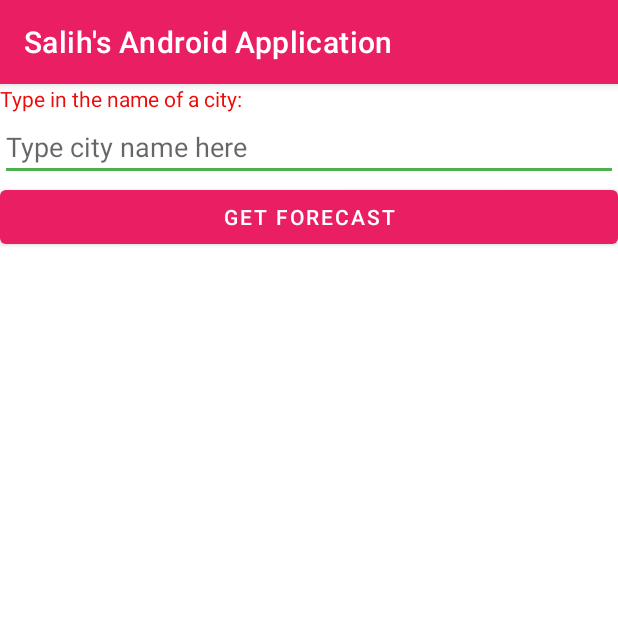
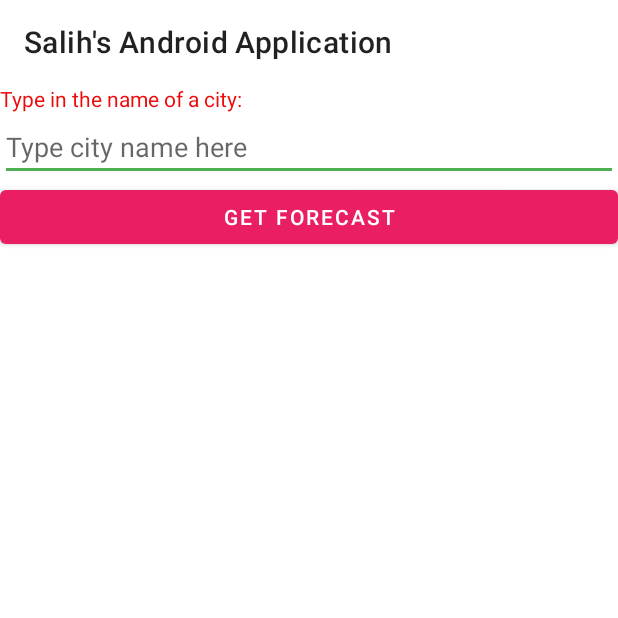
Before and after one commit to SalihEns/MyAndroidProjects, an Android app: the screen it shows after launch (MainActivity), on a phone screen of 412 x 824 dp, the top half of it. Run offline under Robolectric (Android 15) with nearby library versions, the phone set to English and light mode, and no system bars.

Commit message:
commit: saving my work

```diff
--- a/app/src/main/java/algonquin/cst2335/ensa0001/MainActivity.java
+++ b/app/src/main/java/algonquin/cst2335/ensa0001/MainActivity.java
@@ -2,6 +2,7 @@ package algonquin.cst2335.ensa0001;
 
 import androidx.annotation.RequiresApi;
 import androidx.appcompat.app.AppCompatActivity;
+import androidx.appcompat.widget.Toolbar;
 
 import android.annotation.SuppressLint;
 import android.app.Activity;
@@ -13,6 +14,8 @@ import android.graphics.BitmapFactory;
 import android.os.Build;
 import android.os.Bundle;
 import android.util.Log;
+import android.view.Menu;
+import android.view.MenuInflater;
 import android.view.View;
 import android.widget.Button;
 import android.widget.EditText;
@@ -62,9 +65,21 @@ public class MainActivity extends AppCompatActivity {
 
 
     @Override
+    public boolean onCreateOptionsMenu(Menu menu) {
+        MenuInflater inflater = getMenuInflater();
+        inflater.inflate(R.menu.main_activity_actions, menu);
+
+
+        return true;
+    }
+
+    @Override
     protected void onCreate(Bundle savedInstanceState) {
         super.onCreate(savedInstanceState);
         setContentView(R.layout.activity_main);
+
+        Toolbar myToolbar = findViewById(R.id.toolbar);
+        setSupportActionBar(myToolbar);
 
         forecastBtn = findViewById(R.id.forecastButton);
         cityText = findViewById(R.id.cityTextField);
--- a/app/src/main/res/layout/activity_main.xml
+++ b/app/src/main/res/layout/activity_main.xml
@@ -1,74 +1,117 @@
 <?xml version="1.0" encoding="utf-8"?>
-<LinearLayout xmlns:android="http://schemas.android.com/apk/res/android"
+<androidx.constraintlayout.widget.ConstraintLayout xmlns:android="http://schemas.android.com/apk/res/android"
     xmlns:app="http://schemas.android.com/apk/res-auto"
     xmlns:tools="http://schemas.android.com/tools"
+    android:id="@+id/linearLayout"
     android:layout_width="match_parent"
     android:layout_height="match_parent"
-    tools:context=".MainActivity"
-    android:orientation="vertical">
+    tools:context=".MainActivity">
 
+    <androidx.appcompat.widget.Toolbar
+        android:id="@+id/toolbar"
+        android:layout_width="0dp"
+        android:layout_height="wrap_content"
+        app:layout_constraintBottom_toTopOf="@+id/textView"
+        app:layout_constraintEnd_toEndOf="parent"
+        app:layout_constraintStart_toStartOf="parent"
+        app:layout_constraintTop_toTopOf="parent" />
 
     <TextView
         android:id="@+id/textView"
-        android:layout_width="match_parent"
+        android:layout_width="0dp"
         android:layout_height="wrap_content"
         android:text="Type in the name of a city:"
-        />
+        app:layout_constraintBottom_toTopOf="@+id/cityTextField"
+        app:layout_constraintEnd_toEndOf="parent"
+        app:layout_constraintStart_toStartOf="parent"
+        app:layout_constraintTop_toBottomOf="@+id/toolbar" />
 
     <EditText
         android:id="@+id/cityTextField"
-        android:layout_width="match_parent"
+        android:layout_width="0dp"
         android:layout_height="wrap_content"
         android:hint="Type city name here"
         android:inputType="textPersonName"
-        />
+        app:layout_constraintBottom_toTopOf="@+id/forecastButton"
+        app:layout_constraintEnd_toEndOf="parent"
+        app:layout_constraintStart_toStartOf="parent"
+        app:layout_constraintTop_toBottomOf="@+id/textView" />
 
     <Button
         android:id="@+id/forecastButton"
-        android:layout_width="match_parent"
+        android:layout_width="0dp"
         android:layout_height="wrap_content"
-        android:text="GET FORECAST" />
+        android:text="GET FORECAST"
+        app:layout_constraintBottom_toTopOf="@+id/temp"
+        app:layout_constraintEnd_toEndOf="parent"
+        app:layout_constraintStart_toStartOf="parent"
+        app:layout_constraintTop_toBottomOf="@+id/cityTextField" />
 
     <TextView
         android:id="@+id/temp"
-        android:layout_width="match_parent"
-        android:layout_height="32dp"
+        android:layout_width="0dp"
+        android:layout_height="0dp"
         android:text="Temp"
-        android:visibility="invisible"/>
+        android:visibility="invisible"
+        app:layout_constraintBottom_toTopOf="@+id/max"
+        app:layout_constraintEnd_toEndOf="parent"
+        app:layout_constraintStart_toStartOf="parent"
+        app:layout_constraintTop_toBottomOf="@+id/forecastButton" />
 
     <TextView
         android:id="@+id/max"
-        android:layout_width="match_parent"
-        android:layout_height="35dp"
+        android:layout_width="0dp"
+        android:layout_height="0dp"
         android:text="Max "
-        android:visibility="invisible"/>
+        android:visibility="invisible"
+        app:layout_constraintBottom_toTopOf="@+id/min"
+        app:layout_constraintEnd_toEndOf="parent"
+        app:layout_constraintStart_toStartOf="parent"
+        app:layout_constraintTop_toBottomOf="@+id/temp" />
 
     <TextView
         android:id="@+id/min"
-        android:layout_width="match_parent"
-        android:layout_height="33dp"
+        android:layout_width="0dp"
+        android:layout_height="0dp"
         android:text="Min"
-        android:visibility="invisible"/>
+        android:visibility="invisible"
+        app:layout_constraintBottom_toTopOf="@+id/humidity"
+        app:layout_constraintEnd_toEndOf="parent"
+        app:layout_constraintStart_toStartOf="parent"
+        app:layout_constraintTop_toBottomOf="@+id/max" />
 
     <TextView
         android:id="@+id/humidity"
-        android:layout_width="match_parent"
-        android:layout_height="29dp"
+        android:layout_width="0dp"
+        android:layout_height="0dp"
         android:text="Humidity"
-        android:visibility="invisible"/>
+        android:visibility="invisible"
+        app:layout_constraintBottom_toTopOf="@+id/icon"
+        app:layout_constraintEnd_toEndOf="parent"
+        app:layout_constraintStart_toStartOf="parent"
+        app:layout_constraintTop_toBottomOf="@+id/min" />
 
     <ImageView
         android:id="@+id/icon"
-        android:layout_width="match_parent"
-        android:layout_height="200dp"
-        android:visibility="invisible"/>
+        android:layout_width="0dp"
+        android:layout_height="0dp"
+        android:visibility="invisible"
+        app:layout_constraintBottom_toTopOf="@+id/description"
+        app:layout_constraintEnd_toEndOf="parent"
+        app:layout_constraintStart_toStartOf="parent"
+        app:layout_constraintTop_toBottomOf="@+id/humidity" />
 
     <TextView
         android:id="@+id/description"
-        android:layout_width="match_parent"
-        android:layout_height="35dp"
+        android:layout_width="0dp"
+        android:layout_height="0dp"
+        android:layout_marginBottom="291dp"
         android:text="Description"
-        android:visibility="invisible"/>
+        android:visibility="invisible"
+        app:layout_constraintBottom_toBottomOf="parent"
+        app:layout_constraintEnd_toEndOf="parent"
+        app:layout_constraintStart_toStartOf="parent"
+        app:layout_constraintTop_toBottomOf="@+id/icon" />
 
 
-</LinearLayout>
+</androidx.constraintlayout.widget.ConstraintLayout>
--- /dev/null
+++ b/app/src/main/res/menu/main_activity_actions.xml
@@ -0,0 +1,4 @@
+<?xml version="1.0" encoding="utf-8"?>
+<menu xmlns:android="http://schemas.android.com/apk/res/android">
+
+</menu>
--- a/app/src/main/res/values/themes.xml
+++ b/app/src/main/res/values/themes.xml
@@ -12,5 +12,9 @@
         <!-- Customize your theme here. -->
         <item name="android:textColor" >@color/my_text</item>
 
+        <item name="windowActionBar">false</item>
+
+        <item name="windowNoTitle">true</item>
+
     </style>
 </resources>
```
